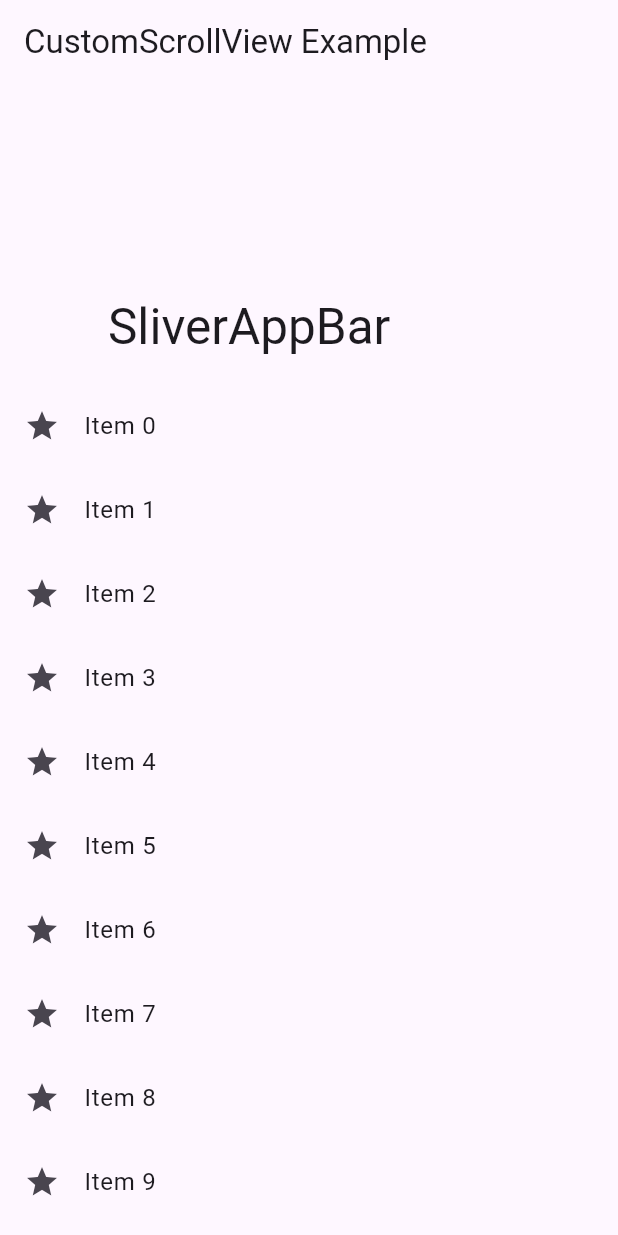
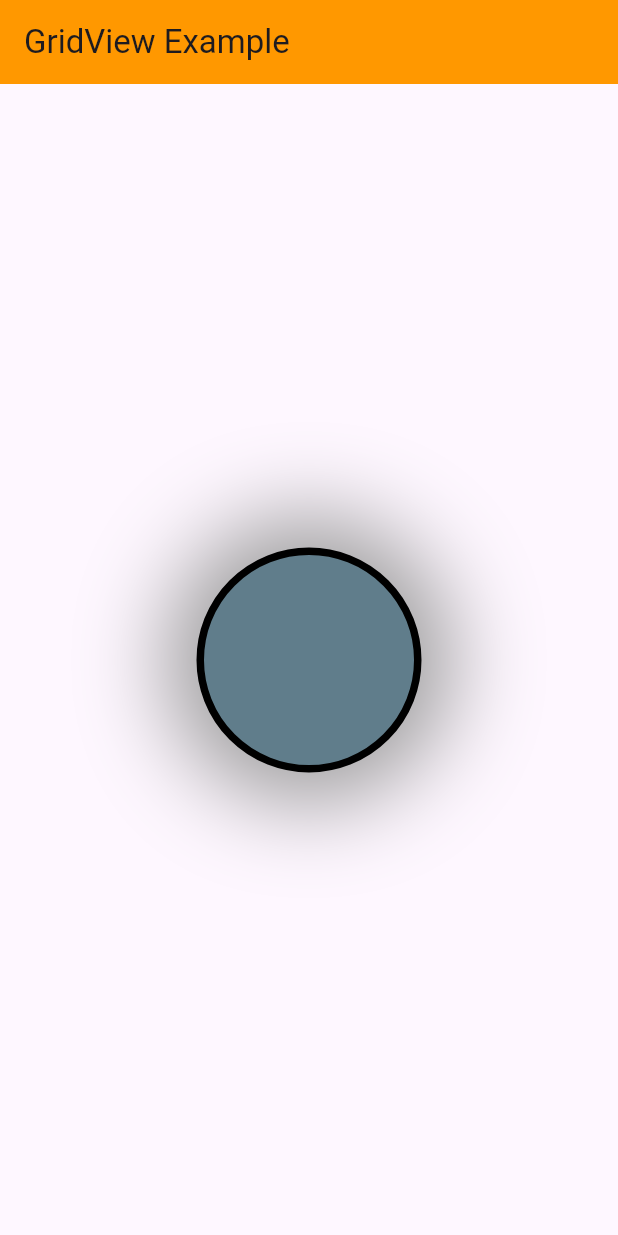
Before and after one commit to sazal11/Flutter_Basic, a Flutter app: the screen it shows after launch, on a phone screen of 412 x 824 dp. Run offline on Flutter 3.47's test engine with Material 3 defaults, Android fonts, the phone set to English and light mode, and no system bars.

Commit message:
adding decoration example

```diff
--- a/lib/main.dart
+++ b/lib/main.dart
@@ -3,7 +3,7 @@ import 'dart:async';
 import 'package:flutter/material.dart';
 
 void main() {
-  runApp(const CustomScrollViewExample1());
+  runApp(const AddingDecorationExample());
 }
 
 class MyApp extends StatelessWidget {
@@ -1030,7 +1030,7 @@ class GridViewExample1 extends StatelessWidget {
 }
 
 class CustomScrollViewExample1 extends StatelessWidget {
-   const CustomScrollViewExample1({super.key});
+  const CustomScrollViewExample1({super.key});
 
   @override
   Widget build(BuildContext context) {
@@ -1062,3 +1062,36 @@ class CustomScrollViewExample1 extends StatelessWidget {
     );
   }
 }
+
+class AddingDecorationExample extends StatelessWidget {
+  const AddingDecorationExample({super.key});
+
+  @override
+  Widget build(BuildContext context) {
+    return MaterialApp(
+      home: Scaffold(
+          appBar: AppBar(
+              backgroundColor: Colors.orange,
+              title: const Text('GridView Example')),
+          body: Container(
+            width: double.infinity, //getting full space
+            height: double.infinity, //getting full space
+            child: Center(
+              child: Container(
+                width: 150,
+                height: 150,
+                decoration: BoxDecoration(
+                    color: Colors.blueGrey,
+                    //borderRadius: BorderRadius.circular(21),
+                    border: Border.all(width: 5, color: Colors.black),
+                    boxShadow: [
+                      BoxShadow(
+                          blurRadius: 51, spreadRadius: 21, color: Colors.grey)
+                    ],
+                    shape: BoxShape.circle),
+              ),
+            ),
+          )),
+    );
+  }
+}
```
